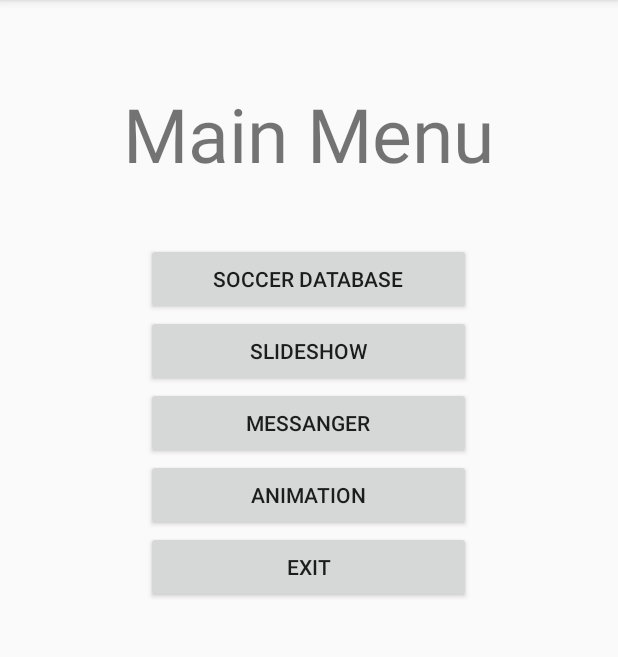
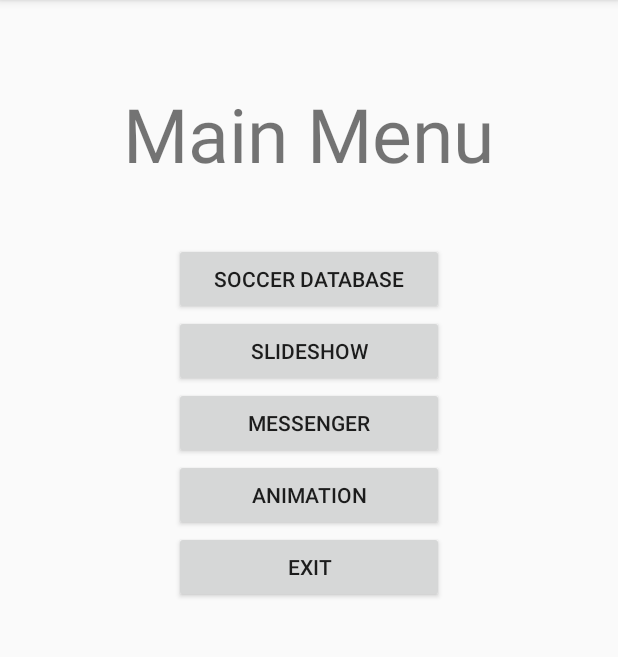
Before and after one commit to GhaffarSherif/Case, an Android app: the screen it shows after launch (MainActivity), on a phone screen of 412 x 824 dp, the part 84-741 px from its top. Run offline under Robolectric (Android 15) with nearby library versions, the phone set to English and light mode, and no system bars.

Commit message:
More work done on the slideshow.

```diff
--- a/app/src/main/java/com/example/cstuser/casestudy/MainActivity.java
+++ b/app/src/main/java/com/example/cstuser/casestudy/MainActivity.java
@@ -1,5 +1,6 @@
 package com.example.cstuser.casestudy;
 
+import android.content.Intent;
 import android.support.v7.app.ActionBarActivity;
 import android.os.Bundle;
 import android.view.Menu;
@@ -10,6 +11,7 @@ import android.widget.Toast;
 
 
 public class MainActivity extends ActionBarActivity implements View.OnClickListener {
+    Button slideShowButton;
     Button exitButton;
 
     @Override
@@ -17,7 +19,9 @@ public class MainActivity extends ActionBarActivity implements View.OnClickListe
         super.onCreate(savedInstanceState);
         setContentView(R.layout.activity_main);
 
+        slideShowButton = (Button) this.findViewById(R.id.slideShowBtn);
         exitButton = (Button) this.findViewById(R.id.exitBtn);
+        slideShowButton.setOnClickListener(this);
         exitButton.setOnClickListener(this);
 
         Toast.makeText(getApplicationContext(), "Welcome!", Toast.LENGTH_LONG).show();
@@ -26,15 +30,18 @@ public class MainActivity extends ActionBarActivity implements View.OnClickListe
 
 
     public void onClick(View v) { // OnClick listeners for exit button
+        if (v.getId() == slideShowButton.getId()){
+            Intent i = new Intent("com.example.cstuser.casestudy.SlideshowActivity");
+            startActivity(i);
+        }
         if (v.getId() == exitButton.getId()){
 
-            Toast.makeText(getApplicationContext(), "BYE MA NIGGA", Toast.LENGTH_SHORT).show(); // YOU PROLLY SHOULD NOT CHANGE THIS MESSAGE :D
+            Toast.makeText(getApplicationContext(), "See you later!", Toast.LENGTH_SHORT).show();
             // make intent
             //delay
             //show webpage intent
             finish();
         }
-
     }
 
 
--- a/app/src/main/res/layout/activity_main.xml
+++ b/app/src/main/res/layout/activity_main.xml
@@ -9,7 +9,7 @@
     <TextView
         android:layout_width="wrap_content"
         android:layout_height="wrap_content"
-        android:text="Main Menu"
+        android:text="@string/mainMenuTitle"
         android:id="@+id/mainMenuTitle"
         android:layout_marginTop="39dp"
         android:textSize="50sp"
@@ -19,46 +19,46 @@
     <Button
         android:layout_width="wrap_content"
         android:layout_height="wrap_content"
-        android:text="Soccer Database"
+        android:text="@string/databaseBtn"
         android:id="@+id/databaseBtn"
         android:layout_below="@+id/mainMenuTitle"
         android:layout_centerHorizontal="true"
         android:layout_marginTop="39dp"
-        android:width="325px" />
+        android:width="180dp" />
 
     <Button
         android:layout_width="wrap_content"
         android:layout_height="wrap_content"
-        android:text="Slideshow"
+        android:text="@string/slideShowBtn"
         android:id="@+id/slideShowBtn"
         android:layout_below="@+id/databaseBtn"
         android:layout_centerHorizontal="true"
-        android:width="325px" />
+        android:width="180dp" />
 
     <Button
         android:layout_width="wrap_content"
         android:layout_height="wrap_content"
-        android:text="Messanger"
-        android:id="@+id/messangerBtn"
+        android:text="@string/messengerBtn"
+        android:id="@+id/messengerBtn"
         android:layout_below="@+id/slideShowBtn"
         android:layout_centerHorizontal="true"
-        android:width="325px" />
+        android:width="180dp" />
 
     <Button
         android:layout_width="wrap_content"
         android:layout_height="wrap_content"
-        android:text="Animation"
+        android:text="@string/animationBtn"
         android:id="@+id/animationBtn"
-        android:layout_below="@+id/messangerBtn"
+        android:layout_below="@+id/messengerBtn"
         android:layout_centerHorizontal="true"
-        android:width="325px" />
+        android:width="180dp" />
 
     <Button
         android:layout_width="wrap_content"
         android:layout_height="wrap_content"
-        android:text="Exit"
+        android:text="@string/exitBtn"
         android:id="@+id/exitBtn"
         android:layout_below="@+id/animationBtn"
         android:layout_centerHorizontal="true"
-        android:width="325px" />
+        android:width="180dp" />
 </RelativeLayout>
--- a/app/src/main/res/values/strings.xml
+++ b/app/src/main/res/values/strings.xml
@@ -10,4 +10,10 @@
     <string name="repeat">Repeat</string>
     <string name="title_activity_slideshow">SlideshowActivity</string>
     <string name="title_activity_slideshow_buttons">SlideshowButtonsActivity</string>
+    <string name="mainMenuTitle">Main Menu</string>
+    <string name="databaseBtn">Soccer Database</string>
+    <string name="slideShowBtn">Slideshow</string>
+    <string name="messengerBtn">Messenger</string>
+    <string name="animationBtn">Animation</string>
+    <string name="exitBtn">Exit</string>
 </resources>
```
Also changed, not shown: app/src/main/AndroidManifest.xml (+4 -4 lines), app/src/main/java/com/example/cstuser/casestudy/SlideshowActivity.java (added, +107 -0 lines), app/src/main/res/layout/slideshow_buttons_fragment.xml (added, +59 -0 lines), app/src/main/res/layout/slideshow_display_fragment.xml (added, +11 -0 lines), app/src/main/res/layout/slideshow_layout.xml (added, +26 -0 lines), app/src/main/res/menu/menu_slideshow.xml (added, +7 -0 lines), app/src/main/res/menu/menu_slideshow_buttons.xml (added, +7 -0 lines), app/src/main/res/drawable-mdpi/pic1.jpg (added), app/src/main/res/drawable-mdpi/pic2.jpg (added), app/src/main/res/drawable-mdpi/pic3.jpg (added), app/src/main/res/drawable-mdpi/pic4.jpg (added), app/src/main/res/drawable-mdpi/pic5.jpg (added), 2 other files.
